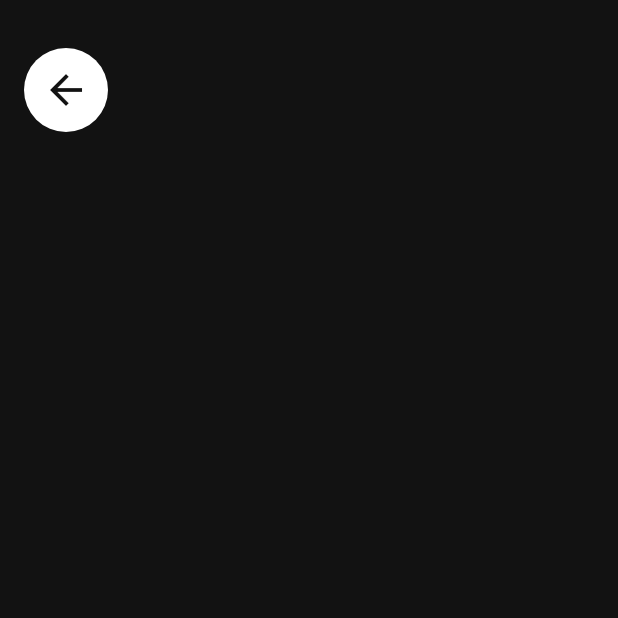
After one commit to Pruzny/phasmophoguia, a Flutter app: the HomePage screen opened by its route, after a tap on "Mapas", on a phone screen of 412 x 824 dp, the top half of it. The commit adds this screen. Run offline on Flutter 3.47's test engine with Material 2 defaults, Android fonts, the phone set to English and light mode, and no system bars; our stand-ins replace get.

Commit message:
Adicionada página de mapas

```diff
--- a/lib/app/app_routes.dart
+++ b/lib/app/app_routes.dart
@@ -4,16 +4,20 @@ import 'pages/evidences/evidences_bindings.dart';
 import 'pages/evidences/evidences_page.dart';
 import 'pages/home/home_bindings.dart';
 import 'pages/home/home_page.dart';
+import 'pages/maps/maps_bindings.dart';
+import 'pages/maps/maps_page.dart';
 
 abstract class AppRoutes {
   static const home = "/home";
 
   static const evidences = "/evidences";
 
+  static const maps = "/maps";
+
   static final routes = <GetPage>[
     GetPage(
       name: home,
-      page: () => HomePage(),
+      page: () => const HomePage(),
       binding: HomeBindings(),
     ),
     GetPage(
@@ -21,5 +25,10 @@ abstract class AppRoutes {
       page: () => EvidencesPage(),
       binding: EvidencesBindings(),
     ),
+    GetPage(
+      name: maps,
+      page: () => const MapsPage(),
+      binding: MapsBindings(),
+    ),
   ];
 }
--- a/lib/app/pages/home/home_page.dart
+++ b/lib/app/pages/home/home_page.dart
@@ -52,9 +52,10 @@ class HomePage extends StatelessWidget {
                       ElevatedButtonDefault(
                         label: "Mapas",
                         onPressed: () {
-                          // Go to maps page
+                          Get.toNamed(
+                            AppRoutes.maps,
+                          );
                         },
-                        isDisabled: true,
                       ),
                     ],
                   ),
--- /dev/null
+++ b/lib/app/pages/maps/maps_bindings.dart
@@ -0,0 +1,13 @@
+import 'package:get/get.dart';
+
+import 'maps_controller.dart';
+
+class MapsBindings extends Bindings {
+  @override
+  void dependencies() {
+    // Controller
+    Get.lazyPut<MapsController>(
+      () => MapsController(),
+    );
+  }
+}
--- /dev/null
+++ b/lib/app/pages/maps/maps_controller.dart
@@ -0,0 +1,25 @@
+import 'package:get/get.dart';
+
+class MapsController extends GetxController {
+  final _isLoading = false.obs;
+
+  final _selectedMap = 0.obs;
+
+  bool get isLoading => _isLoading.value;
+
+  @override
+  void onInit() async {
+    _isLoading.value = true;
+
+    fetch();
+    super.onInit();
+
+    _isLoading.value = false;
+  }
+
+  void fetch() async {
+    _isLoading.value = true;
+
+    _isLoading.value = false;
+  }
+}
--- /dev/null
+++ b/lib/app/pages/maps/maps_page.dart
@@ -0,0 +1,26 @@
+import 'package:flutter/material.dart';
+import 'package:get/get.dart';
+
+import '../../core/theme/app_colors.dart';
+import '../../core/theme/widgets/buttons/back_button_app.dart';
+import 'maps_controller.dart';
+
+class MapsPage extends StatelessWidget {
+  const MapsPage({super.key});
+
+  @override
+  Widget build(BuildContext context) {
+    return GetBuilder<MapsController>(
+      init: Get.find<MapsController>(),
+      builder: (controller) {
+        return Scaffold(
+          floatingActionButton: const BackButtonApp(),
+          floatingActionButtonLocation: FloatingActionButtonLocation.startTop,
+          body: Container(
+            color: AppColors.darkGrey,
+          ),
+        );
+      },
+    );
+  }
+}
```
